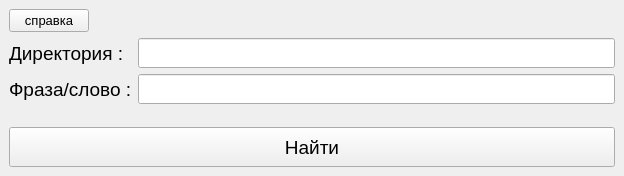
This is code/ui/MainForm.ui in DanilKumskoy/Remover as Qt 5 draws it before an edit. The edited form follows.
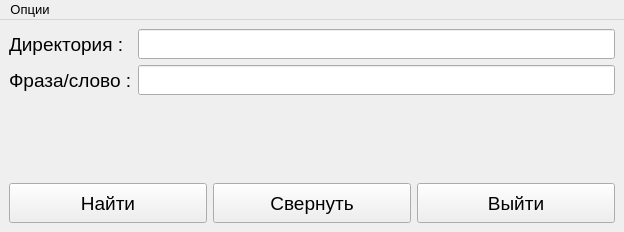
This is the edited form.

Patch:
```diff
--- a/code/ui/MainForm.ui
+++ b/code/ui/MainForm.ui
@@ -7,7 +7,7 @@
     <x>0</x>
     <y>0</y>
     <width>624</width>
-    <height>176</height>
+    <height>232</height>
    </rect>
   </property>
   <property name="font">
@@ -20,7 +20,7 @@
   </property>
   <widget class="QWidget" name="centralwidget">
    <layout class="QFormLayout" name="formLayout">
-    <item row="1" column="0">
+    <item row="0" column="0">
      <widget class="QLabel" name="dirLabel">
       <property name="minimumSize">
        <size>
@@ -38,7 +38,7 @@
       </property>
      </widget>
     </item>
-    <item row="1" column="1">
+    <item row="0" column="1">
      <widget class="QLineEdit" name="dirLineEdit">
       <property name="minimumSize">
        <size>
@@ -48,7 +48,7 @@
       </property>
      </widget>
     </item>
-    <item row="2" column="0">
+    <item row="1" column="0">
      <widget class="QLabel" name="wordLabel">
       <property name="minimumSize">
        <size>
@@ -66,7 +66,7 @@
       </property>
      </widget>
     </item>
-    <item row="2" column="1">
+    <item row="1" column="1">
      <widget class="QLineEdit" name="wordLineEdit">
       <property name="minimumSize">
        <size>
@@ -76,25 +76,7 @@
       </property>
      </widget>
     </item>
-    <item row="4" column="0" colspan="2">
-     <widget class="QPushButton" name="SearchButton">
-      <property name="minimumSize">
-       <size>
-        <width>100</width>
-        <height>40</height>
-       </size>
-      </property>
-      <property name="font">
-       <font>
-        <pointsize>14</pointsize>
-       </font>
-      </property>
-      <property name="text">
-       <string>Найти</string>
-      </property>
-     </widget>
-    </item>
-    <item row="3" column="0">
+    <item row="2" column="0">
      <spacer name="verticalSpacer">
       <property name="orientation">
        <enum>Qt::Vertical</enum>
@@ -107,15 +89,134 @@
       </property>
      </spacer>
     </item>
-    <item row="0" column="0">
-     <widget class="QPushButton" name="pushButton">
-      <property name="text">
-       <string>справка</string>
-      </property>
-     </widget>
+    <item row="3" column="0" colspan="2">
+     <layout class="QHBoxLayout" name="horizontalLayout">
+      <item>
+       <widget class="QPushButton" name="SearchButton">
+        <property name="minimumSize">
+         <size>
+          <width>100</width>
+          <height>40</height>
+         </size>
+        </property>
+        <property name="font">
+         <font>
+          <pointsize>14</pointsize>
+         </font>
+        </property>
+        <property name="text">
+         <string>Найти</string>
+        </property>
+       </widget>
+      </item>
+      <item>
+       <widget class="QPushButton" name="CollapseButton">
+        <property name="minimumSize">
+         <size>
+          <width>100</width>
+          <height>40</height>
+         </size>
+        </property>
+        <property name="font">
+         <font>
+          <pointsize>14</pointsize>
+         </font>
+        </property>
+        <property name="text">
+         <string>Свернуть</string>
+        </property>
+       </widget>
+      </item>
+      <item>
+       <widget class="QPushButton" name="exitButton">
+        <property name="minimumSize">
+         <size>
+          <width>100</width>
+          <height>40</height>
+         </size>
+        </property>
+        <property name="font">
+         <font>
+          <pointsize>14</pointsize>
+         </font>
+        </property>
+        <property name="text">
+         <string>Выйти</string>
+        </property>
+       </widget>
+      </item>
+     </layout>
     </item>
    </layout>
   </widget>
+  <widget class="QMenuBar" name="menuBar">
+   <property name="geometry">
+    <rect>
+     <x>0</x>
+     <y>0</y>
+     <width>624</width>
+     <height>21</height>
+    </rect>
+   </property>
+   <widget class="QMenu" name="menuq">
+    <property name="title">
+     <string>Опции</string>
+    </property>
+    <addaction name="action_settings"/>
+    <addaction name="action_help"/>
+   </widget>
+   <addaction name="menuq"/>
+  </widget>
+  <action name="action">
+   <property name="text">
+    <string>Создовать трей</string>
+   </property>
+  </action>
+  <action name="action_2">
+   <property name="text">
+    <string>показывать отчет об удалении файлов</string>
+   </property>
+  </action>
+  <action name="action_3">
+   <property name="text">
+    <string>Плдтвкрждать удаление</string>
+   </property>
+  </action>
+  <action name="action_4">
+   <property name="text">
+    <string>щщ</string>
+   </property>
+  </action>
+  <action name="action_1">
+   <property name="text">
+    <string>Настройки</string>
+   </property>
+  </action>
+  <action name="action_5">
+   <property name="text">
+    <string>Справка</string>
+   </property>
+  </action>
+  <action name="action_6">
+   <property name="text">
+    <string>Настройки</string>
+   </property>
+  </action>
+  <action name="action_7">
+   <property name="text">
+    <string>Справка</string>
+   </property>
+  </action>
+  <action name="action_settings">
+   <property name="text">
+    <string>Настройки</string>
+   </property>
+  </action>
+  <action name="action_help">
+   <property name="text">
+    <string>Справка</string>
+   </property>
+  </action>
  </widget>
  <resources/>
  <connections/>
```
Left out of the diff: 35 changed lines with no effect on the pictures.
